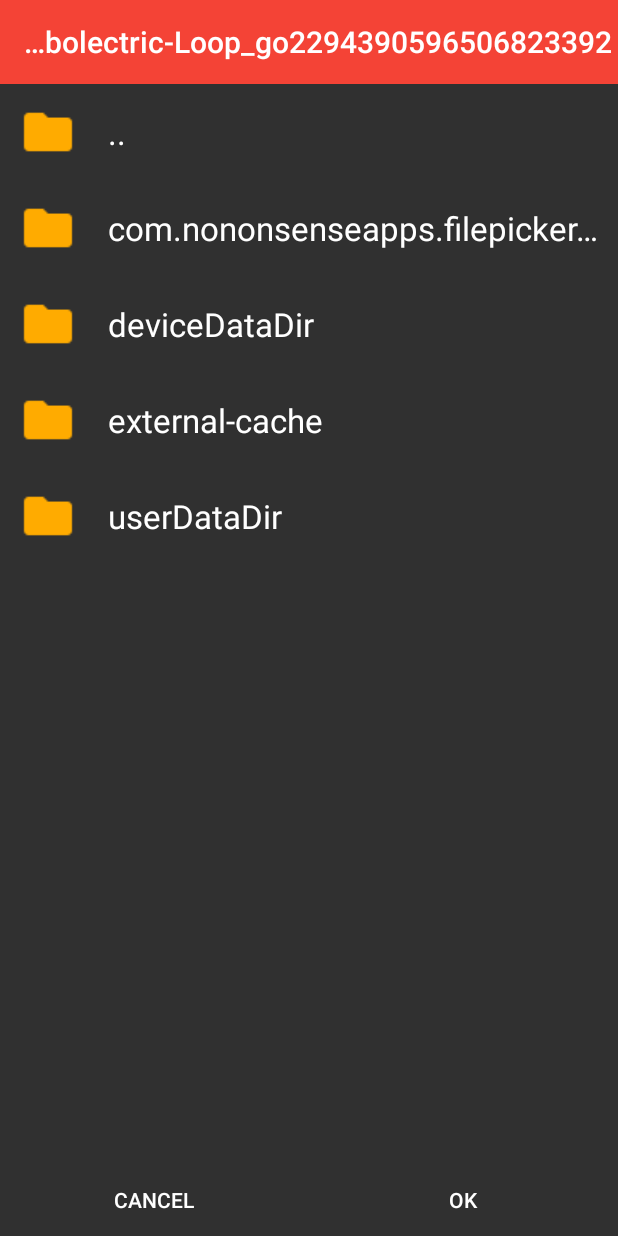
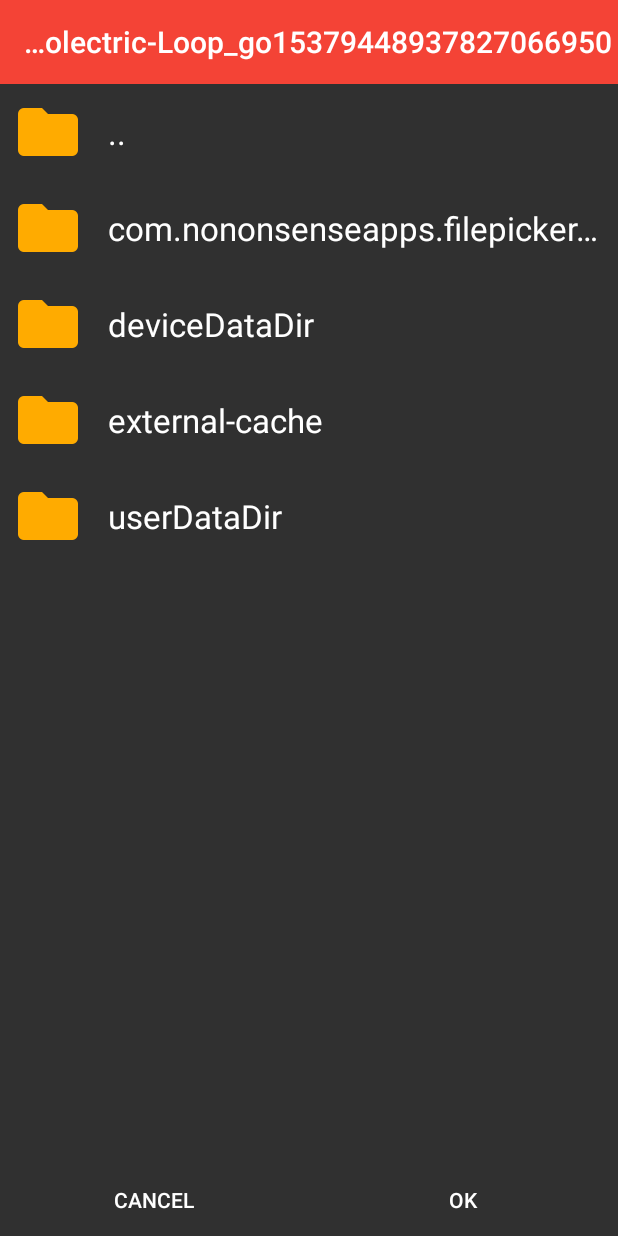
Before and after one commit to spacecowboy/NoNonsense-FilePicker, an Android app: the FilePickerActivity screen opened directly, with no data from a screen before it, after a tap on "..", on a phone screen of 412 x 824 dp. Run offline under Robolectric (Android 15) with nearby library versions, the light colour scheme and no system bars.

Commit message:
Fix lint issue: move to black icons
Signed-off-by: Jonas Kalderstam <jonas@kalderstam.se>

```diff
--- a/library/src/main/res/layout/filepicker_listitem_dir.xml
+++ b/library/src/main/res/layout/filepicker_listitem_dir.xml
@@ -33,7 +33,7 @@
         android:visibility="visible"
         android:layout_width="?android:listPreferredItemHeight"
         android:layout_height="?android:listPreferredItemHeight"
-        android:scaleType="fitCenter"
+        android:scaleType="center"
         tools:ignore="ContentDescription"
         android:tint="?attr/colorAccent"
         android:adjustViewBounds="true"/>
```
Also changed, not shown: library/src/main/res/drawable-hdpi/ic_file_folder.png, library/src/main/res/drawable-mdpi/ic_file_folder.png, library/src/main/res/drawable-xhdpi/ic_file_folder.png, library/src/main/res/drawable-xxhdpi/ic_file_folder.png, library/src/main/res/drawable-xxxhdpi/ic_file_folder.png (added).
